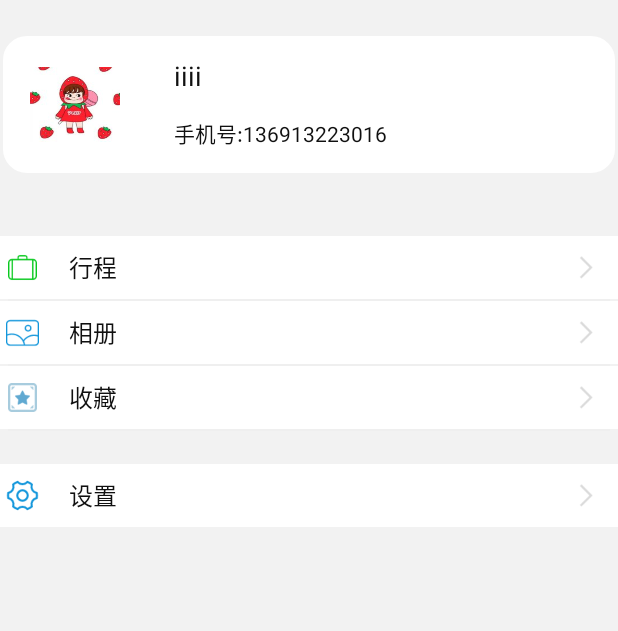
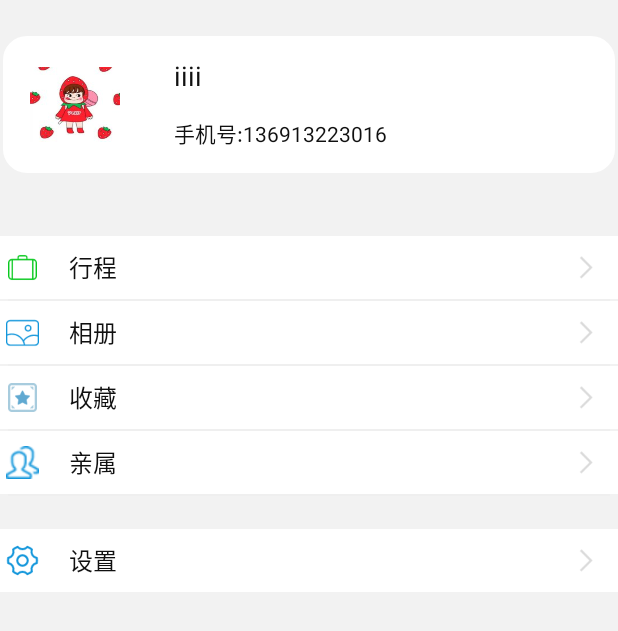
Before and after one commit to SmallJson/TravelAndroid, an Android app: the layout fragment_me.xml on its own in the app's theme, with its tools: preview values and no code run, on a phone screen of 412 x 824 dp. Shown: the top 631 px of the screen. Run offline under Robolectric (Android 15) with nearby library versions, the light colour scheme and no system bars.

Commit message:
2018/6/11 by tuyin

```diff
--- a/app/build.gradle
+++ b/app/build.gradle
@@ -39,8 +39,11 @@ compile fileTree(include: ['*.jar'], dir: 'libs')
 
     compile 'com.github.arcadefire:nice-spinner:1.3.4'
 
-/*Retrofit和Gson的结合*/
+   /*Retrofit和Gson的结合*/
     compile 'com.squareup.retrofit2:retrofit:2.4.0'
     compile 'com.squareup.retrofit2:converter-gson:2.0.2'
 
+    compile 'com.github.bumptech.glide:glide:3.7.0'
+    compile 'com.android.support:support-v4:26.0.0'
+
 }
--- a/app/src/main/AndroidManifest.xml
+++ b/app/src/main/AndroidManifest.xml
@@ -34,6 +34,7 @@
         <activity android:name=".Acvivity.HouseActivity"></activity>
         <activity android:name=".Acvivity.NoteActivity"></activity>
         <activity android:name=".Acvivity.AddRelationActivity"></activity>
+        <activity android:name=".Acvivity.RelationActivity"></activity>
         <!-- ATTENTION: This was auto-generated to add Google Play services to your project for
      App Indexing.  See https://g.co/AppIndexing/AndroidStudio for more information. -->
         <meta-data
--- a/app/src/main/java/bupt/com/travelandroid/Acvivity/TravelListActivity.java
+++ b/app/src/main/java/bupt/com/travelandroid/Acvivity/TravelListActivity.java
@@ -298,4 +298,5 @@ public class TravelListActivity extends BaseActivity {
                }
         }
     }
+
 }
--- a/app/src/main/java/bupt/com/travelandroid/util/ContantsUtil.java
+++ b/app/src/main/java/bupt/com/travelandroid/util/ContantsUtil.java
@@ -5,6 +5,6 @@ package bupt.com.travelandroid.util;
  * 保留android中使用的常量信息
  */
 public class ContantsUtil {
-   /* public static final String baseUrl = "http://123.206.50.85:8080/travel/";*/
-   public static final String baseUrl = "http://10.108.245.188:8080/";
+    public static final String baseUrl = "http://123.206.50.85:8080/travel/";
+ /*  public static final String baseUrl = "http://10.108.245.188:8080/";*/
 }
--- a/app/src/main/res/layout/fragment_me.xml
+++ b/app/src/main/res/layout/fragment_me.xml
@@ -93,8 +93,7 @@
             android:layout_marginTop="89dp"
             >
         </bupt.com.travelandroid.DesiginView.MeItem>-->
-        <include layout="@layout/me_item_xingcheng">
-        </include>
+        <include layout="@layout/me_item_xingcheng"/>
         <View
             android:layout_width="match_parent"
             android:layout_height="1dp"
@@ -120,6 +119,16 @@
             android:layout_marginRight="5dp"
             android:background="#efefef"
             />
+        <include layout="@layout/me_item_parent">
+        </include>
+        <View
+            android:layout_width="match_parent"
+            android:layout_height="1dp"
+            android:layout_marginLeft="5dp"
+            android:layout_marginRight="5dp"
+            android:background="#efefef"
+            />
+
         <include layout="@layout/me_item_setting">
         </include>
     </LinearLayout>
--- /dev/null
+++ b/app/src/main/res/layout/me_item_parent.xml
@@ -0,0 +1,38 @@
+<?xml version="1.0" encoding="utf-8"?>
+<RelativeLayout
+    xmlns:android="http://schemas.android.com/apk/res/android"
+    android:layout_width="match_parent"
+    android:background="#ffffff"
+    android:orientation="horizontal"
+    android:layout_height="42dp"
+    android:id="@+id/rl_parent"
+    >
+    <ImageView
+        android:layout_width="22dp"
+        android:layout_height="22dp"
+        android:layout_marginLeft="4dp"
+        android:layout_centerVertical="true"
+        android:background="@drawable/parent_me"
+        android:id="@+id/iv_left"
+        />
+    <TextView
+        android:layout_width="wrap_content"
+        android:layout_height="wrap_content"
+        android:layout_toRightOf="@id/iv_left"
+        android:textColor="#101010"
+        android:textSize="16dp"
+        android:layout_centerVertical="true"
+        android:layout_marginLeft="20dp"
+        android:text="亲属"
+        android:id="@+id/tv_dec"
+        />
+    <ImageView
+        android:layout_width="22dp"
+        android:layout_height="22dp"
+        android:layout_marginEnd="10dp"
+        android:layout_alignParentEnd="true"
+        android:layout_centerVertical="true"
+        android:background="@drawable/arrow_right"
+        android:id="@+id/iv_right"
+        />
+</RelativeLayout>
```
Also changed, not shown: app/src/main/java/bupt/com/travelandroid/Acvivity/Adapter/RecyRelationAdapter.java (added, +83 -0 lines), app/src/main/java/bupt/com/travelandroid/Acvivity/CallBack/IICallBack.java (added, +12 -0 lines), app/src/main/java/bupt/com/travelandroid/Acvivity/Model/RelationModel.java (+28 -0 lines), app/src/main/java/bupt/com/travelandroid/Acvivity/Presenter/RelationPresenter.java (added, +24 -0 lines), app/src/main/java/bupt/com/travelandroid/Acvivity/RelationActivity.java (added, +88 -0 lines), app/src/main/java/bupt/com/travelandroid/Bean/response/RelationInfo.java (added, +53 -0 lines), app/src/main/java/bupt/com/travelandroid/Bean/response/relationInterface.java (added, +38 -0 lines), app/src/main/java/bupt/com/travelandroid/Fragment/MeFragment.java (+23 -1 lines), app/src/main/java/bupt/com/travelandroid/util/ApiService.java (+7 -0 lines), app/src/main/res/layout/activity_relation.xml (added, +60 -0 lines), app/src/main/res/layout/recycle_friend_item.xml (added, +65 -0 lines), app/src/main/res/drawable/parent_me.png (added).
